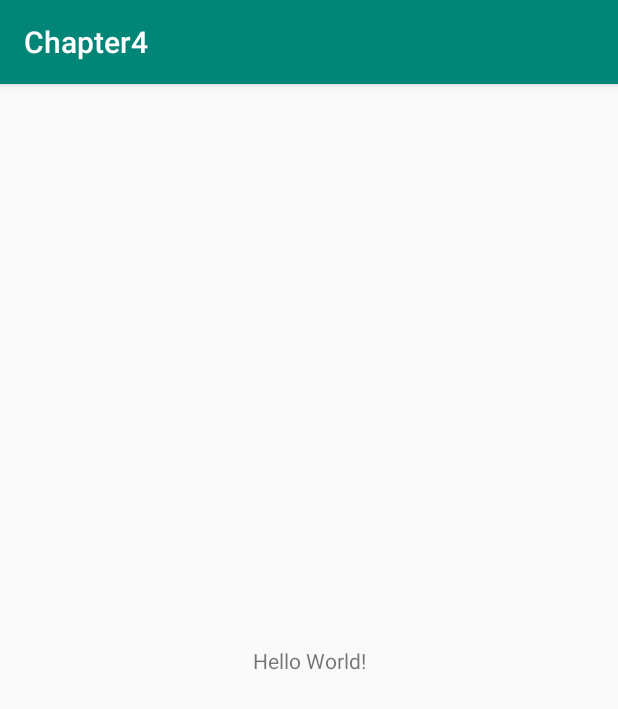
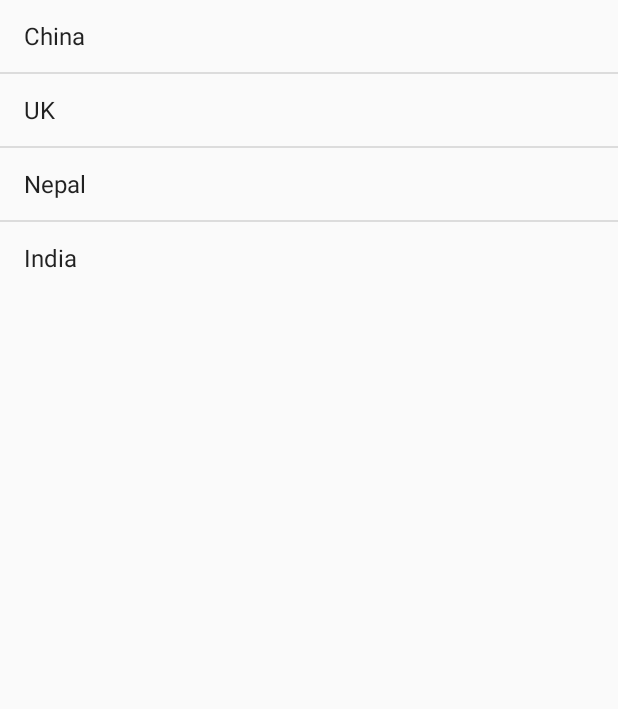
Before and after one commit to Maheswor12/Chapter4-android, an Android app: the screen it shows after launch (MainActivity), on a phone screen of 412 x 824 dp. Shown: the top 709 px of the screen. Run offline under Robolectric (Android 15) with nearby library versions, the phone set to English and light mode, and no system bars.

```diff
--- a/app/src/main/java/com/maheswor/chapter4/MainActivity.java
+++ b/app/src/main/java/com/maheswor/chapter4/MainActivity.java
@@ -3,12 +3,46 @@ package com.maheswor.chapter4;
 import androidx.appcompat.app.AppCompatActivity;
 
 import android.os.Bundle;
+import android.view.View;
+import android.widget.AdapterView;
+import android.widget.ArrayAdapter;
+import android.widget.ListView;
+import android.widget.Toast;
+
+import java.util.ArrayList;
+import java.util.HashMap;
+import java.util.Map;
 
 public class MainActivity extends AppCompatActivity {
+    public ListView listView;
+    public static final String country[] =
+            {
+                    "Nepal", "kathmandu",
+                    "India", "New delhi",
+                    "China", "Beijhing",
+                    "UK", "london"
+            };
+    private Map<String,String> countries;
 
     @Override
     protected void onCreate(Bundle savedInstanceState) {
         super.onCreate(savedInstanceState);
         setContentView(R.layout.activity_main);
+        ListView listView = findViewById(R.id.listview);
+        countries = new HashMap();
+        for (int i = 0; i < country.length; i += 2) {
+            countries.put(country[i], country[i + 1]);
+        }
+        ArrayAdapter arrayAdapter = new ArrayAdapter(this, android.R.layout.simple_list_item_1, new ArrayList(countries.keySet()));
+        listView.setAdapter(arrayAdapter);
+        listView.setOnItemClickListener(new AdapterView.OnItemClickListener() {
+            @Override
+            public void onItemClick(AdapterView<?> adapterView, View view, int position, long id) {
+                String desh = adapterView.getItemAtPosition(position).toString();
+                String capital = countries.get(desh);
+                Toast.makeText(MainActivity.this, "Capital of"+desh+" is : "+capital, Toast.LENGTH_SHORT).show();
+
+            }
+        });
     }
 }
--- a/app/src/main/res/layout/activity_main.xml
+++ b/app/src/main/res/layout/activity_main.xml
@@ -1,18 +1,14 @@
 <?xml version="1.0" encoding="utf-8"?>
-<androidx.constraintlayout.widget.ConstraintLayout xmlns:android="http://schemas.android.com/apk/res/android"
+<LinearLayout xmlns:android="http://schemas.android.com/apk/res/android"
     xmlns:app="http://schemas.android.com/apk/res-auto"
     xmlns:tools="http://schemas.android.com/tools"
     android:layout_width="match_parent"
     android:layout_height="match_parent"
     tools:context=".MainActivity">
 
-    <TextView
-        android:layout_width="wrap_content"
-        android:layout_height="wrap_content"
-        android:text="Hello World!"
-        app:layout_constraintBottom_toBottomOf="parent"
-        app:layout_constraintLeft_toLeftOf="parent"
-        app:layout_constraintRight_toRightOf="parent"
-        app:layout_constraintTop_toTopOf="parent" />
+    <ListView
+        android:id="@+id/listview"
+        android:layout_width="match_parent"
+        android:layout_height="wrap_content" />
 
-</androidx.constraintlayout.widget.ConstraintLayout>
+</LinearLayout>
--- a/app/src/main/res/values/styles.xml
+++ b/app/src/main/res/values/styles.xml
@@ -1,7 +1,7 @@
 <resources>
 
     <!-- Base application theme. -->
-    <style name="AppTheme" parent="Theme.AppCompat.Light.DarkActionBar">
+    <style name="AppTheme" parent="Theme.AppCompat.Light.NoActionBar">
         <!-- Customize your theme here. -->
         <item name="colorPrimary">@color/colorPrimary</item>
         <item name="colorPrimaryDark">@color/colorPrimaryDark</item>
```
